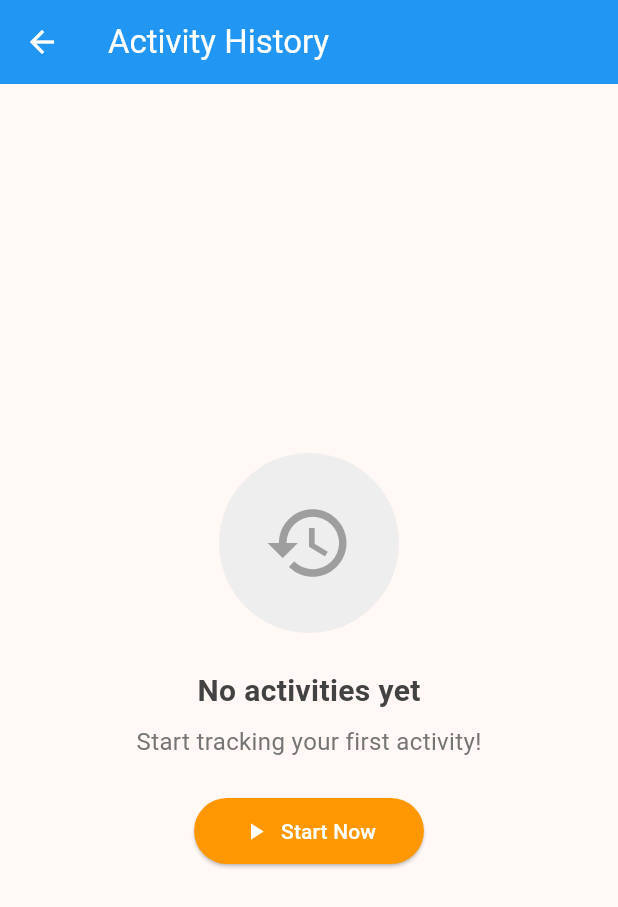
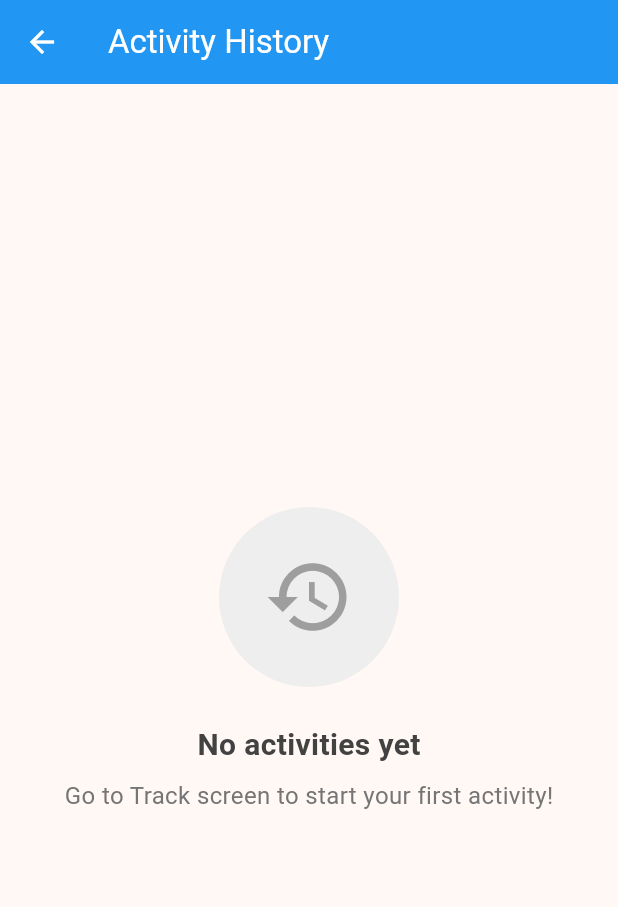
Before and after one commit to ArielTungol/strava, a Flutter app: the HistoryScreen screen opened directly, on a phone screen of 412 x 824 dp. Shown: the top 907 px of the screen. Run offline on Flutter 3.47's test engine with Material 3 defaults, Android fonts, the phone set to English and light mode, and no system bars; our stand-ins replace equatable, flutter_local_notifications, flutter_map, flutter_riverpod, geolocator, hive and 4 more; missing offline and left inert: flutter_map_cancellable_tile_provider; accounts and stored records are empty; generated files the repository leaves out were written again.

```diff
--- a/lib/screens/history_screen.dart
+++ b/lib/screens/history_screen.dart
@@ -65,26 +65,10 @@ class HistoryScreen extends ConsumerWidget {
           ),
           const SizedBox(height: 8),
           Text(
-            'Start tracking your first activity!',
+            'Go to Track screen to start your first activity!',
             style: TextStyle(
               fontSize: 16,
               color: Colors.grey.shade600,
-            ),
-          ),
-          const SizedBox(height: 24),
-          ElevatedButton.icon(
-            onPressed: () {
-              // You can add navigation to track screen here
-            },
-            icon: const Icon(Icons.play_arrow),
-            label: const Text('Start Now'),
-            style: ElevatedButton.styleFrom(
-              backgroundColor: Colors.orange,
-              foregroundColor: Colors.white,
-              padding: const EdgeInsets.symmetric(horizontal: 32, vertical: 12),
-              shape: RoundedRectangleBorder(
-                borderRadius: BorderRadius.circular(30),
-              ),
             ),
           ),
         ],
```
Also changed, not shown: lib/screens/track_screen.dart (+17 -5 lines).
